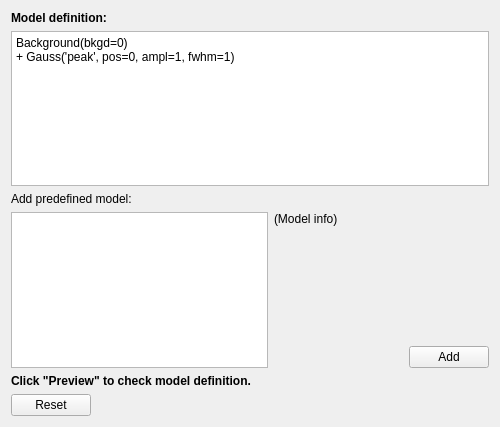
McStasMcXtrace/ufit, file ufit/gui/modelbuilder.ui: the form before one commit.
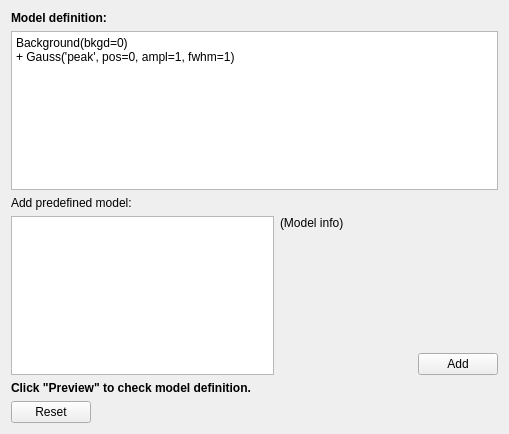
The form after the commit.

Commit message: gui: refactor plotting into a DataPlotter class

```diff
--- a/ufit/gui/modelbuilder.ui
+++ b/ufit/gui/modelbuilder.ui
@@ -6,8 +6,8 @@
    <rect>
     <x>0</x>
     <y>0</y>
-    <width>500</width>
-    <height>427</height>
+    <width>509</width>
+    <height>434</height>
    </rect>
   </property>
   <property name="windowTitle">
@@ -97,6 +97,30 @@
       </widget>
      </item>
      <item row="3" column="2" colspan="2">
+      <widget class="QScrollArea" name="scrollArea">
+       <property name="frameShape">
+        <enum>QFrame::NoFrame</enum>
+       </property>
+       <property name="frameShadow">
+        <enum>QFrame::Plain</enum>
+       </property>
+       <property name="widgetResizable">
+        <bool>true</bool>
+       </property>
+       <widget class="QWidget" name="scrollAreaWidgetContents">
+        <property name="geometry">
+         <rect>
+          <x>0</x>
+          <y>0</y>
+          <width>220</width>
+          <height>127</height>
+         </rect>
+        </property>
+        <layout class="QVBoxLayout" name="verticalLayout">
+         <property name="margin">
+          <number>0</number>
+         </property>
+         <item>
       <widget class="QLabel" name="modelinfo">
        <property name="text">
         <string>(Model info)</string>
@@ -107,6 +131,10 @@
        <property name="wordWrap">
         <bool>true</bool>
        </property>
+          </widget>
+         </item>
+        </layout>
+       </widget>
       </widget>
      </item>
     </layout>
```
Lines whose indentation alone changed are shown as unchanged. The commit also changes 9 other files.
